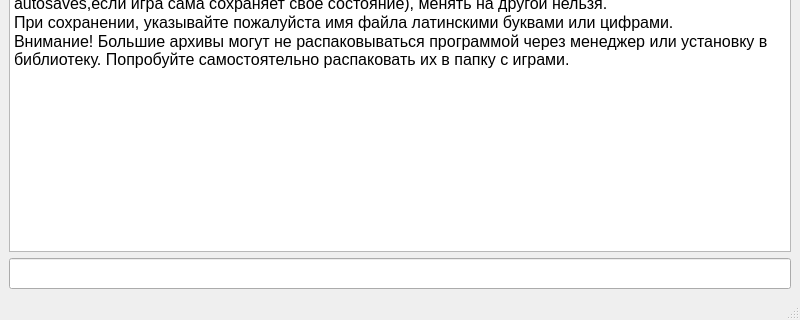
Qt form topwindow.ui (mee1b/AGL-Player) before a commit; both pictures show x 0 to 800 and y 280 to 600 of the 800 by 600 pixel window.
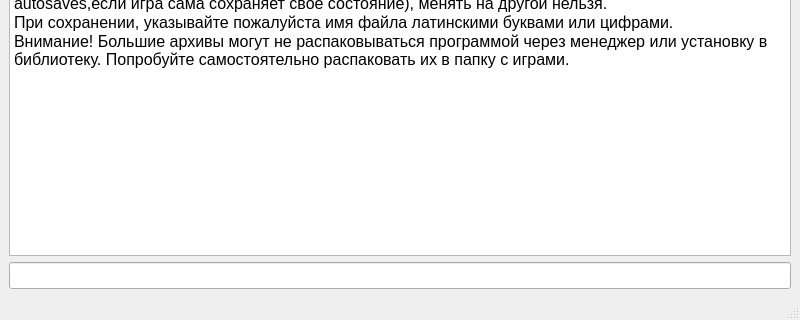
The same form after that commit.

Commit message: rework headerText

What changed in the file:
```diff
--- a/topwindow.ui
+++ b/topwindow.ui
@@ -16,30 +16,23 @@
   <widget class="QWidget" name="centralwidget">
    <layout class="QVBoxLayout" name="verticalLayout">
     <item>
-     <widget class="QTextBrowser" name="headerText">
+     <widget class="QPlainTextEdit" name="headerText">
       <property name="font">
        <font>
-        <pointsize>14</pointsize>
+        <pointsize>12</pointsize>
        </font>
       </property>
-      <property name="html">
-       <string>&lt;!DOCTYPE HTML PUBLIC &quot;-//W3C//DTD HTML 4.0//EN&quot; &quot;http://www.w3.org/TR/REC-html40/strict.dtd&quot;&gt;
-&lt;html&gt;&lt;head&gt;&lt;meta name=&quot;qrichtext&quot; content=&quot;1&quot; /&gt;&lt;meta charset=&quot;utf-8&quot; /&gt;&lt;style type=&quot;text/css&quot;&gt;
-p, li { white-space: pre-wrap; }
-hr { height: 1px; border-width: 0; }
-li.unchecked::marker { content: &quot;\2610&quot;; }
-li.checked::marker { content: &quot;\2612&quot;; }
-&lt;/style&gt;&lt;/head&gt;&lt;body style=&quot; font-family:'Segoe UI'; font-size:14pt; font-weight:400; font-style:normal;&quot;&gt;
-&lt;p style=&quot; margin-top:0px; margin-bottom:0px; margin-left:0px; margin-right:0px; -qt-block-indent:0; text-indent:0px;&quot;&gt;&lt;span style=&quot; font-size:12pt;&quot;&gt;Краткая справка:&lt;/span&gt;&lt;/p&gt;
-&lt;p style=&quot; margin-top:0px; margin-bottom:0px; margin-left:0px; margin-right:0px; -qt-block-indent:0; text-indent:0px;&quot;&gt;&lt;span style=&quot; font-size:12pt;&quot;&gt;Для начала новой игры из библиотеки нажмите CTRL+M и выберите игру и нажмите ENTER.&lt;/span&gt;&lt;/p&gt;
-&lt;p style=&quot; margin-top:0px; margin-bottom:0px; margin-left:0px; margin-right:0px; -qt-block-indent:0; text-indent:0px;&quot;&gt;&lt;span style=&quot; font-size:12pt;&quot;&gt;Если вы скачали игру, которой нет в библиотеке, то нажмите CTRL+N и выберите архив с игрой.&lt;/span&gt;&lt;/p&gt;
-&lt;p style=&quot; margin-top:0px; margin-bottom:0px; margin-left:0px; margin-right:0px; -qt-block-indent:0; text-indent:0px;&quot;&gt;&lt;span style=&quot; font-size:12pt;&quot;&gt;Для того чтобы играть выберите пункт в одном из списков - объекты, инвентарь, пути и нажмите клавишу ENTER.&lt;/span&gt;&lt;/p&gt;
-&lt;p style=&quot; margin-top:0px; margin-bottom:0px; margin-left:0px; margin-right:0px; -qt-block-indent:0; text-indent:0px;&quot;&gt;&lt;span style=&quot; font-size:12pt;&quot;&gt;Когда вы находитесь в инвентаре, вам необходимо сначала выбрать пункт, нажать ENTER, а затем выбрать второй пункт и нажать ENTER.&lt;/span&gt;&lt;/p&gt;
-&lt;p style=&quot; margin-top:0px; margin-bottom:0px; margin-left:0px; margin-right:0px; -qt-block-indent:0; text-indent:0px;&quot;&gt;&lt;span style=&quot; font-size:12pt;&quot;&gt;Поле ввода служит для ввода текста в метапарсерных играх (только instead 3),или для ввода команд,если в этом есть необходимость. В метапарсерных играх,скорее всего,взаимодействие с инвентарём не будет работать.&lt;/span&gt;&lt;/p&gt;
-&lt;p style=&quot; margin-top:0px; margin-bottom:0px; margin-left:0px; margin-right:0px; -qt-block-indent:0; text-indent:0px;&quot;&gt;&lt;span style=&quot; font-size:12pt;&quot;&gt;Если при взаимодействием с объектами или при вводе текста ничего не изменилось,значит,скорее всего,текст остался тем же,какой был перед взаимодействием с объектами или ввода команды.&lt;/span&gt;&lt;/p&gt;
-&lt;p style=&quot; margin-top:0px; margin-bottom:0px; margin-left:0px; margin-right:0px; -qt-block-indent:0; text-indent:0px;&quot;&gt;&lt;span style=&quot; font-size:12pt;&quot;&gt;Сохранение и загрузка игр происходит обязательно в каталоге с текущей игрой (иногда в подкаталоге autosaves,если игра сама сохраняет своё состояние), менять на другой нельзя.&lt;/span&gt;&lt;/p&gt;
-&lt;p style=&quot; margin-top:0px; margin-bottom:0px; margin-left:0px; margin-right:0px; -qt-block-indent:0; text-indent:0px;&quot;&gt;&lt;span style=&quot; font-size:12pt;&quot;&gt;При сохранении, указывайте пожалуйста имя файла латинскими буквами или цифрами.&lt;/span&gt;&lt;/p&gt;
-&lt;p style=&quot; margin-top:0px; margin-bottom:0px; margin-left:0px; margin-right:0px; -qt-block-indent:0; text-indent:0px;&quot;&gt;&lt;span style=&quot; font-size:12pt;&quot;&gt;Внимание! Большие архивы могут не распаковываться программой через менеджер или установку в библиотеку. Попробуйте самостоятельно распаковать их в папку с играми.&lt;/span&gt;&lt;/p&gt;&lt;/body&gt;&lt;/html&gt;</string>
+      <property name="plainText">
+       <string>Краткая справка:
+Для начала новой игры из библиотеки нажмите CTRL+M и выберите игру и нажмите ENTER.
+Если вы скачали игру, которой нет в библиотеке, то нажмите CTRL+N и выберите архив с игрой.
+Для того чтобы играть выберите пункт в одном из списков - объекты, инвентарь, пути и нажмите клавишу ENTER.
+Когда вы находитесь в инвентаре, вам необходимо сначала выбрать пункт, нажать ENTER, а затем выбрать второй пункт и нажать ENTER.
+Поле ввода служит для ввода текста в метапарсерных играх (только instead 3),или для ввода команд,если в этом есть необходимость. В метапарсерных играх,скорее всего,взаимодействие с инвентарём не будет работать.
+Если при взаимодействием с объектами или при вводе текста ничего не изменилось,значит,скорее всего,текст остался тем же,какой был перед взаимодействием с объектами или ввода команды.
+Сохранение и загрузка игр происходит обязательно в каталоге с текущей игрой (иногда в подкаталоге autosaves,если игра сама сохраняет своё состояние), менять на другой нельзя.
+При сохранении, указывайте пожалуйста имя файла латинскими буквами или цифрами.
+Внимание! Большие архивы могут не распаковываться программой через менеджер или установку в библиотеку. Попробуйте самостоятельно распаковать их в папку с играми.</string>
       </property>
      </widget>
     </item>
@@ -47,7 +40,7 @@
      <widget class="QLineEdit" name="enterText">
       <property name="font">
        <font>
-        <pointsize>14</pointsize>
+        <pointsize>12</pointsize>
        </font>
       </property>
      </widget>
```
The commit also changes 1 other file.
